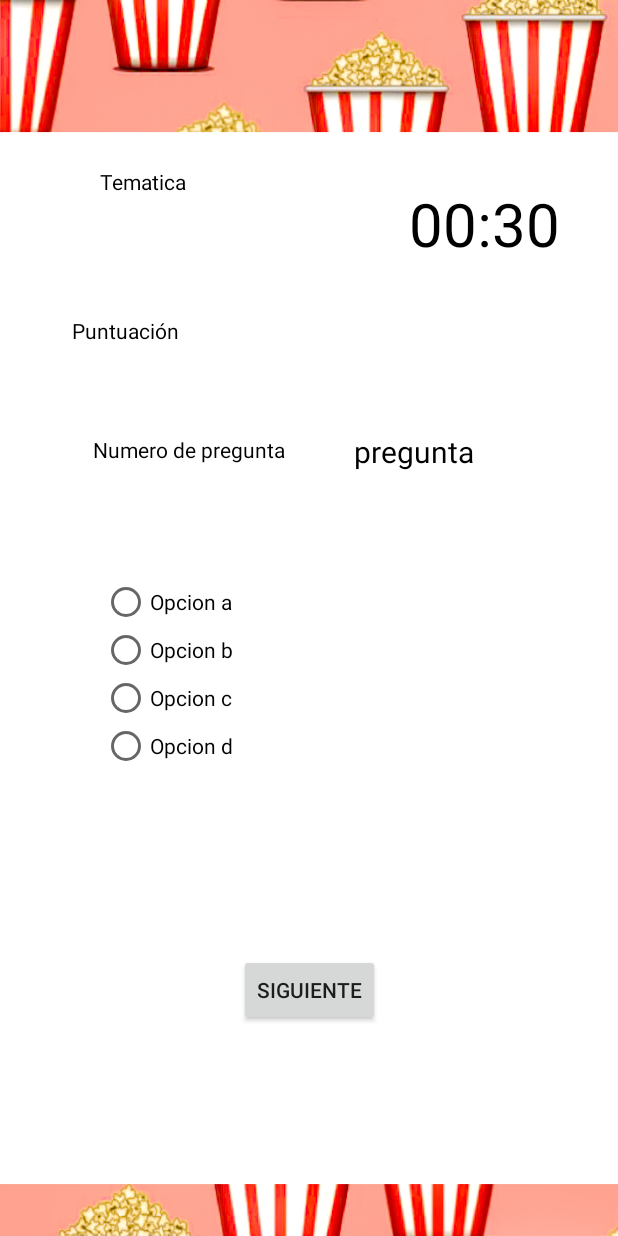
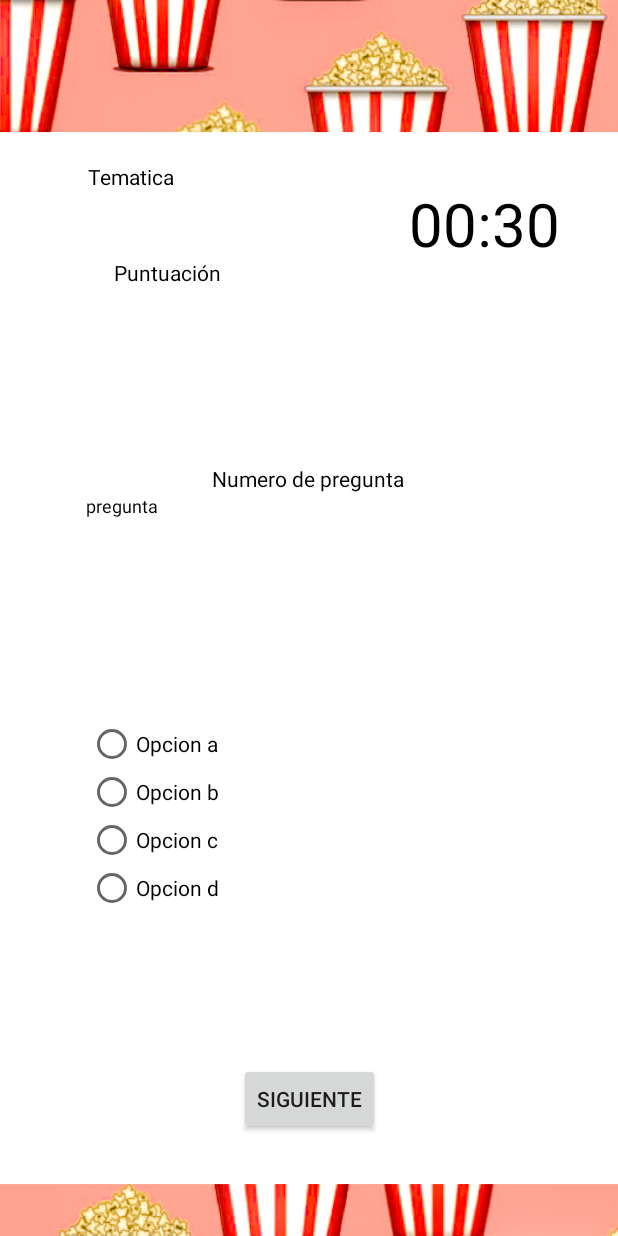
Before and after one commit to lucia2cv/LabMoviles, an Android app: the layout activity_quiz.xml on its own in the app's theme, with its tools: preview values and no code run, on a phone screen of 412 x 824 dp. Run offline under Robolectric (Android 15) with nearby library versions, the phone set to English and light mode, and no system bars; network calls fail.

```diff
--- a/app/src/main/res/layout/activity_quiz.xml
+++ b/app/src/main/res/layout/activity_quiz.xml
@@ -9,36 +9,37 @@
     android:padding="16dp"
     tools:context=".QuizActivity">
 
+
     <TextView
         android:id="@+id/puntuacion"
         android:layout_width="wrap_content"
         android:layout_height="wrap_content"
+        android:text="@string/puntuaci_n"
         android:textColor="@android:color/black"
-        android:text="Puntuación"
         app:layout_constraintBottom_toBottomOf="parent"
         app:layout_constraintEnd_toEndOf="parent"
-        app:layout_constraintHorizontal_bias="0.103"
+        app:layout_constraintHorizontal_bias="0.194"
         app:layout_constraintStart_toStartOf="parent"
         app:layout_constraintTop_toTopOf="parent"
-        app:layout_constraintVertical_bias="0.252" />
+        app:layout_constraintVertical_bias="0.202" />
 
     <TextView
         android:id="@+id/numeroPregunta"
         android:layout_width="wrap_content"
         android:layout_height="wrap_content"
-        android:text="Numero de pregunta"
+        android:text="@string/numero_de_pregunta"
         android:textColor="@android:color/black"
-        app:layout_constraintBottom_toBottomOf="parent"
-        app:layout_constraintEnd_toStartOf="@+id/pregunta"
+        app:layout_constraintBottom_toTopOf="@+id/pregunta"
+        app:layout_constraintEnd_toEndOf="parent"
+        app:layout_constraintHorizontal_bias="0.498"
         app:layout_constraintStart_toStartOf="parent"
         app:layout_constraintTop_toTopOf="parent"
-        app:layout_constraintVertical_bias="0.355" />
-
+        app:layout_constraintVertical_bias="1.0" />
 
     <TextView
         android:id="@+id/tematicaElegida"
-        android:layout_width="wrap_content"
-        android:layout_height="wrap_content"
+        android:layout_width="106dp"
+        android:layout_height="46dp"
         android:freezesText="true"
         android:text="@string/tematica"
         android:textColor="@android:color/black"
@@ -63,29 +64,15 @@
         app:layout_constraintTop_toTopOf="parent"
         app:layout_constraintVertical_bias="0.144" />
 
-    <TextView
-        android:id="@+id/pregunta"
-        android:layout_width="wrap_content"
-        android:layout_height="wrap_content"
-        android:layout_marginEnd="80dp"
-        android:layout_marginRight="80dp"
-        android:text="@string/pregunta"
-        android:textColor="@android:color/black"
-        android:textSize="20sp"
-        app:layout_constraintBottom_toBottomOf="parent"
-        app:layout_constraintEnd_toEndOf="parent"
-        app:layout_constraintTop_toTopOf="parent"
-        app:layout_constraintVertical_bias="0.355" />
-
     <RadioGroup
         android:id="@+id/radioGroup"
-        android:layout_width="273dp"
-        android:layout_height="130dp"
-        android:layout_marginTop="76dp"
+        android:layout_width="285dp"
+        android:layout_height="178dp"
+        android:layout_marginTop="32dp"
         app:layout_constraintEnd_toEndOf="parent"
-        app:layout_constraintHorizontal_bias="0.489"
+        app:layout_constraintHorizontal_bias="0.452"
         app:layout_constraintStart_toStartOf="parent"
-        app:layout_constraintTop_toBottomOf="@+id/numeroPregunta">
+        app:layout_constraintTop_toBottomOf="@+id/pregunta">
 
         <RadioButton
             android:id="@+id/opciona"
@@ -124,4 +111,16 @@
         app:layout_constraintTop_toBottomOf="@+id/radioGroup"
         app:layout_constraintVertical_bias="0.494" />
 
+    <TextView
+        android:id="@+id/pregunta"
+        android:layout_width="298dp"
+        android:layout_height="119dp"
+        android:layout_marginBottom="360dp"
+        android:text="@string/pregunta"
+        android:textColor="@android:color/black"
+        android:textSize="12sp"
+        app:layout_constraintBottom_toBottomOf="parent"
+        app:layout_constraintEnd_toEndOf="parent"
+        app:layout_constraintStart_toStartOf="parent" />
+
 </android.support.constraint.ConstraintLayout>
--- a/app/src/main/res/values/strings.xml
+++ b/app/src/main/res/values/strings.xml
@@ -45,5 +45,7 @@
     <string name="opcion_b">Opcion b</string>
     <string name="opcion_c">Opcion c</string>
     <string name="opcion_d">Opcion d</string>
+    <string name="numero_de_pregunta">Numero de pregunta</string>
+    <string name="puntuaci_n">Puntuación</string>
 
 </resources>
```
Also changed, not shown: app/src/main/java/com/example/trivialix/BaseDatos.java (+14 -2 lines), app/src/main/java/com/example/trivialix/QuizActivity.java (+9 -19 lines).
